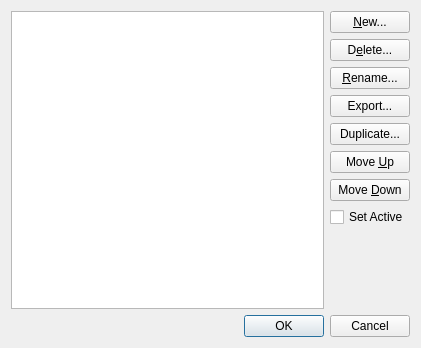
Before: the Qt Designer form common/lc_modellistdialog.ui in leozide/leocad, drawn with Qt 5.
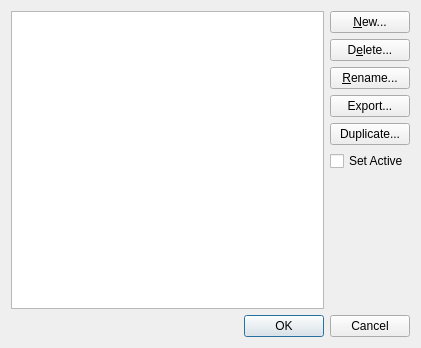
After: the same form once the commit is applied.

Commit message: Support drag drop in the Model List Dialog.

```diff
--- a/common/lc_modellistdialog.ui
+++ b/common/lc_modellistdialog.ui
@@ -60,20 +60,6 @@
          </property>
         </widget>
        </item>
-       <item>
-        <widget class="QPushButton" name="MoveUp">
-         <property name="text">
-          <string>Move &amp;Up</string>
-         </property>
-        </widget>
-       </item>
-       <item>
-        <widget class="QPushButton" name="MoveDown">
-         <property name="text">
-          <string>Move &amp;Down</string>
-         </property>
-        </widget>
-       </item>
        <item>
         <widget class="QCheckBox" name="SetActiveModel">
          <property name="text">
```
Left out of the diff: 2 changed lines with no effect on the pictures. The commit also changes 2 other files.
